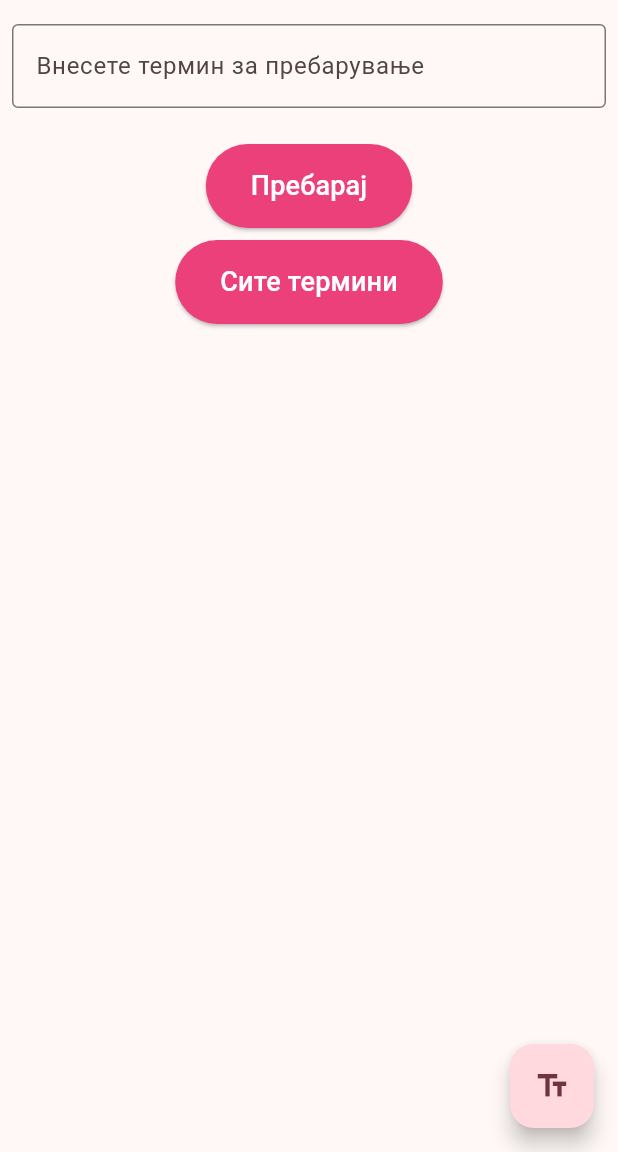
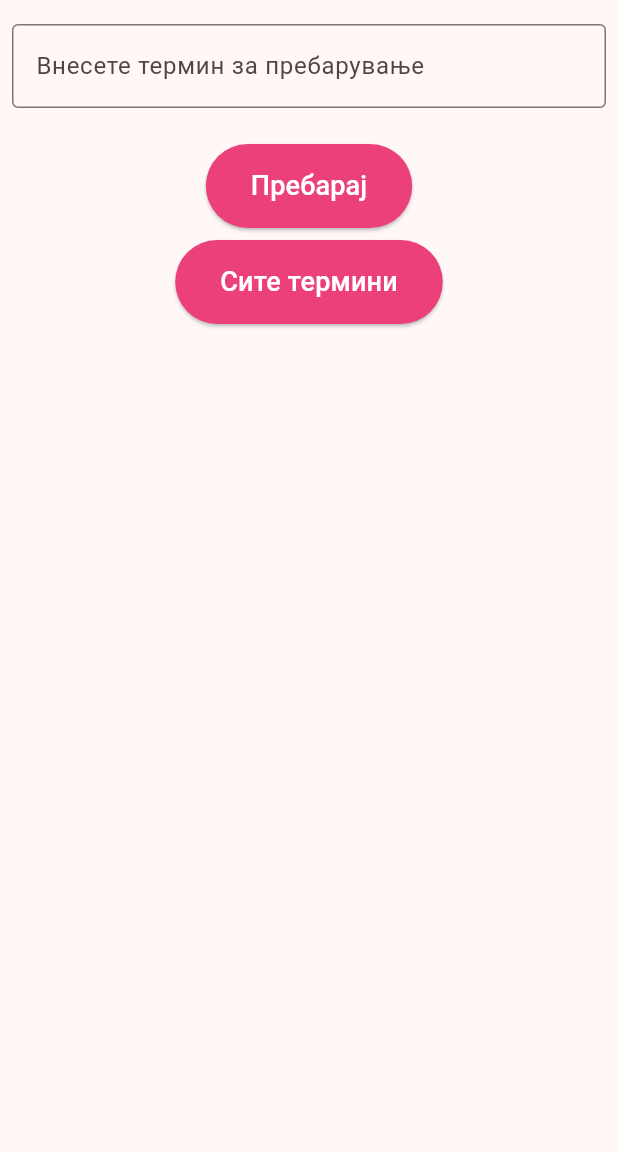
Before and after one commit to magdalenapetrushevska/tax_dictionary_mk, a Flutter app: the screen it shows after launch, after a tap on "Пребарај", on a phone screen of 412 x 824 dp, the part 84-1236 px from its top. Run offline on Flutter 3.47's test engine with Material 2 defaults, Android fonts, the light colour scheme and no system bars; our stand-ins replace connectivity_plus; missing offline and left inert: beautiful_soup_dart.

Commit message:
change search func pt2

```diff
--- a/lib/main.dart
+++ b/lib/main.dart
@@ -3,7 +3,6 @@ import 'package:tax_dictionary_mk/screens/list_all.dart';
 import 'package:connectivity_plus/connectivity_plus.dart';
 import 'dart:developer';
 import 'package:http/http.dart' as http;
-import 'package:tax_dictionary_mk/models/entry.dart';
 import 'package:beautiful_soup_dart/beautiful_soup.dart';
 import 'package:tax_dictionary_mk/widgets/entry_widget.dart';
 
@@ -41,7 +40,6 @@ class _MyHomePageState extends State<MyHomePage> {
   ConnectivityResult connectivityResult = ConnectivityResult.none;
   Connectivity connectivity = Connectivity();
   final myController = TextEditingController();
-  late Future _resultEntry;
 
   // Define Macedonian alphabet letters
   List<String> macedonianAlphabet = [
@@ -125,6 +123,10 @@ class _MyHomePageState extends State<MyHomePage> {
           if (element.innerHtml.toLowerCase() ==
               myController.text.toLowerCase()) {
             found = true;
+
+            var definitionElement =
+                element.nextElement?.nextElement?.innerHtml.trim();
+
             showDialog(
               context: context,
               builder: (context) {
@@ -132,11 +134,12 @@ class _MyHomePageState extends State<MyHomePage> {
                   content: EntryWidget(
                     id: '0',
                     name: element.innerHtml,
-                    definition: 'Example definition',
+                    definition: definitionElement,
                   ),
                 );
               },
             );
+            // reset the value for user input
             myController.text = '';
             return;
           }
@@ -152,6 +155,7 @@ class _MyHomePageState extends State<MyHomePage> {
           );
         },
       );
+      // reset the value for user input
       myController.text = '';
     }
   }
@@ -218,20 +222,6 @@ class _MyHomePageState extends State<MyHomePage> {
           ],
         ],
       ),
-      floatingActionButton: FloatingActionButton(
-        onPressed: () {
-          showDialog(
-            context: context,
-            builder: (context) {
-              return AlertDialog(
-                content: Text(myController.text),
-              );
-            },
-          );
-        },
-        tooltip: 'Show me the value!',
-        child: const Icon(Icons.text_fields),
-      ),
     );
   }
 }
```
